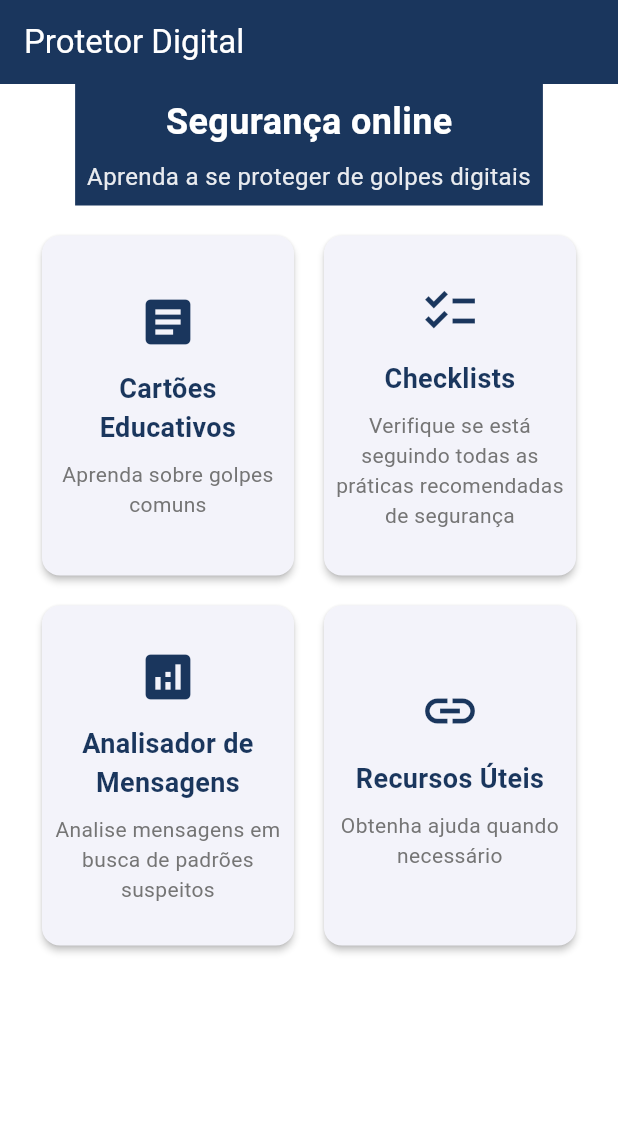
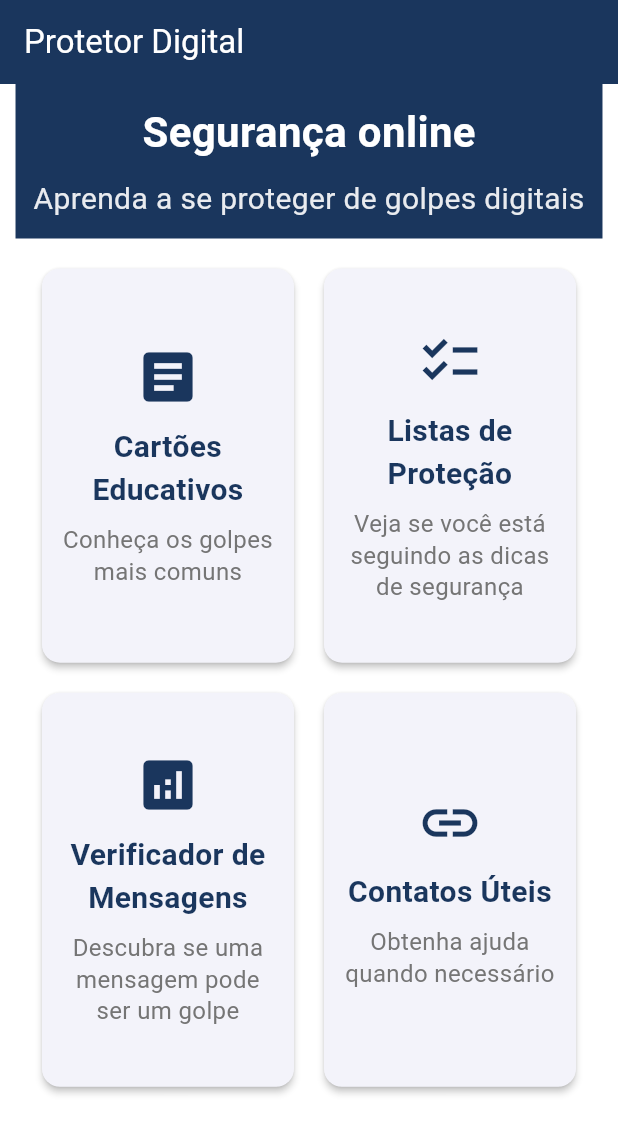
Before and after one commit to matheusclemente/protetor_digital_prototipo, a Flutter app: the MainScreen screen opened directly, on a phone screen of 412 x 824 dp. Shown: the top 1134 px of the screen. Run offline on Flutter 3.47's test engine with Material 3 defaults, Android fonts, the light colour scheme and no system bars; our stand-ins replace device_info_plus, introduction_screen.

Commit message:
Improve text sizing and content clarity in onboarding and main screens

```diff
--- a/lib/main.dart
+++ b/lib/main.dart
@@ -73,8 +73,8 @@ class OnBoardingPageState extends State<OnBoardingPage> {
   @override
   Widget build(BuildContext context) {
     const pageDecoration = PageDecoration(
-      titleTextStyle: TextStyle(fontSize: 28.0, fontWeight: FontWeight.w700),
-      bodyTextStyle: TextStyle(fontSize: 19.0),
+      titleTextStyle: TextStyle(fontSize: 32.0, fontWeight: FontWeight.w700),
+      bodyTextStyle: TextStyle(fontSize: 22.0),
       bodyPadding: EdgeInsets.fromLTRB(16.0, 16.0, 16.0, 16.0),
       pageColor: Colors.white,
       imagePadding: EdgeInsets.zero,
@@ -95,24 +95,22 @@ class OnBoardingPageState extends State<OnBoardingPage> {
       pages: [
         PageViewModel(
           title: 'Proteção Contra Golpes',
-          body:
-              'Aprenda a identificar e prevenir os principais tipos de golpes digitais',
+          body: 'Aprenda a reconhecer e evitar golpes online',
           decoration: pageDecoration,
         ),
         PageViewModel(
-          title: 'Checklists de Segurança',
-          body:
-              'Verifique se está seguindo todas as práticas recomendadas de segurança',
+          title: 'Listas de Segurança',
+          body: 'Confira se você está protegido seguindo dicas simples',
           decoration: pageDecoration,
         ),
         PageViewModel(
           title: 'Análise de Mensagens',
-          body: 'Verifique automaticamente mensagens suspeitas recebidas',
+          body: 'Descubra se uma mensagem pode ser perigosa',
           decoration: pageDecoration,
         ),
         PageViewModel(
-          title: 'Recursos Úteis',
-          body: 'Acesso rápido a canais de denúncia e suporte especializado',
+          title: 'Ajuda Rápida',
+          body: 'Encontre onde pedir ajuda quando precisar',
           decoration: pageDecoration,
         ),
       ],
@@ -123,9 +121,9 @@ class OnBoardingPageState extends State<OnBoardingPage> {
       showBackButton: false,
       baseBtnStyle: ElevatedButton.styleFrom(
           foregroundColor: Colors.white, backgroundColor: primaryColor),
-      next: const Text("Próximo"),
+      next: const Text("Próximo", style: TextStyle(fontSize: 18.0)),
       done: const Text('Vamos começar!',
-          style: TextStyle(fontWeight: FontWeight.w600)),
+          style: TextStyle(fontWeight: FontWeight.w600, fontSize: 18.0)),
       curve: Curves.fastLinearToSlowEaseIn,
       controlsMargin: const EdgeInsets.all(16),
       controlsPadding: kIsWeb
@@ -156,27 +154,27 @@ class MainScreen extends StatelessWidget {
   Widget build(BuildContext context) {
     return Scaffold(
       appBar: AppBar(
-        title: const Text('Protetor Digital'),
+        title: const Text('Protetor Digital', style: TextStyle(fontSize: 22.0)),
       ),
       body: Column(
         children: [
           Container(
             color: Theme.of(context).primaryColor,
-            padding: const EdgeInsets.all(8),
+            padding: const EdgeInsets.all(12),
             child: Column(
               children: [
                 const Text(
                   'Segurança online',
                   style: TextStyle(
                       color: Colors.white,
-                      fontSize: 24,
+                      fontSize: 28,
                       fontWeight: FontWeight.bold),
                 ),
-                const SizedBox(height: 8),
+                const SizedBox(height: 10),
                 Text(
                   'Aprenda a se proteger de golpes digitais',
                   style: TextStyle(
-                      color: Colors.white.withOpacity(0.9), fontSize: 16),
+                      color: Colors.white.withOpacity(0.9), fontSize: 20),
                   textAlign: TextAlign.center,
                 ),
               ],
@@ -187,7 +185,7 @@ class MainScreen extends StatelessWidget {
               padding: const EdgeInsets.all(8),
               child: GridView.count(
                 crossAxisCount: 2,
-                childAspectRatio: 0.75,
+                childAspectRatio: 0.65,
                 mainAxisSpacing: 12,
                 crossAxisSpacing: 12,
                 padding:
@@ -203,7 +201,7 @@ class MainScreen extends StatelessWidget {
                   _buildFeatureCard(
                     context,
                     Icons.checklist,
-                    'Checklists',
+                    'Listas de Proteção',
                     () => Navigator.push(
                         context,
                         MaterialPageRoute(
@@ -212,7 +210,7 @@ class MainScreen extends StatelessWidget {
                   _buildFeatureCard(
                     context,
                     Icons.analytics,
-                    'Analisador de Mensagens',
+                    'Verificador de Mensagens',
                     () => Navigator.push(
                         context,
                         MaterialPageRoute(
@@ -221,7 +219,7 @@ class MainScreen extends StatelessWidget {
                   _buildFeatureCard(
                     context,
                     Icons.link,
-                    'Recursos Úteis',
+                    'Contatos Úteis',
                     () => Navigator.push(context,
                         MaterialPageRoute(builder: (_) => UsefulLinksScreen())),
                   ),
@@ -243,16 +241,16 @@ class MainScreen extends StatelessWidget {
         borderRadius: BorderRadius.circular(8),
         hoverColor: Colors.grey.withOpacity(0.1),
         child: Padding(
-          padding: const EdgeInsets.all(8),
+          padding: const EdgeInsets.all(10),
           child: Column(
             mainAxisAlignment: MainAxisAlignment.center,
             children: [
-              Icon(icon, size: 40, color: Theme.of(context).primaryColor),
-              const SizedBox(height: 12),
+              Icon(icon, size: 44, color: Theme.of(context).primaryColor),
+              const SizedBox(height: 10),
               Text(
                 title,
                 style: TextStyle(
-                    fontSize: 18,
+                    fontSize: 20,
                     fontWeight: FontWeight.w600,
                     color: Theme.of(context).primaryColor),
                 textAlign: TextAlign.center,
@@ -261,8 +259,10 @@ class MainScreen extends StatelessWidget {
               Text(
                 _getDescription(title),
                 style: TextStyle(
-                    fontSize: 14, color: Colors.grey[600], height: 1.4),
+                    fontSize: 16, color: Colors.grey[600], height: 1.3),
                 textAlign: TextAlign.center,
+                maxLines: 3,
+                overflow: TextOverflow.ellipsis,
               ),
             ],
           ),
@@ -274,12 +274,12 @@ class MainScreen extends StatelessWidget {
   String _getDescription(String title) {
     switch (title) {
       case 'Cartões Educativos':
-        return 'Aprenda sobre golpes comuns';
-      case 'Checklists':
-        return 'Verifique se está seguindo todas as práticas recomendadas de segurança';
-      case 'Analisador de Mensagens':
-        return 'Analise mensagens em busca de padrões suspeitos';
-      case 'Recursos Úteis':
+        return 'Conheça os golpes mais comuns';
+      case 'Listas de Proteção':
+        return 'Veja se você está seguindo as dicas de segurança';
+      case 'Verificador de Mensagens':
+        return 'Descubra se uma mensagem pode ser um golpe';
+      case 'Contatos Úteis':
         return 'Obtenha ajuda quando necessário';
       default:
         return '';
```
